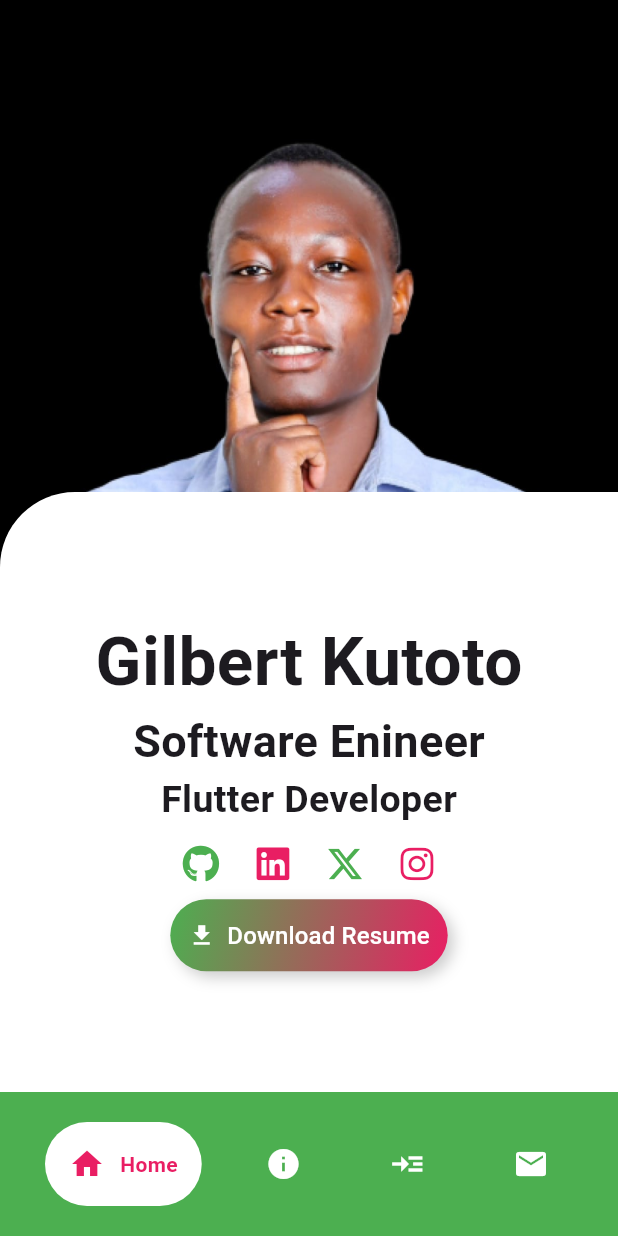
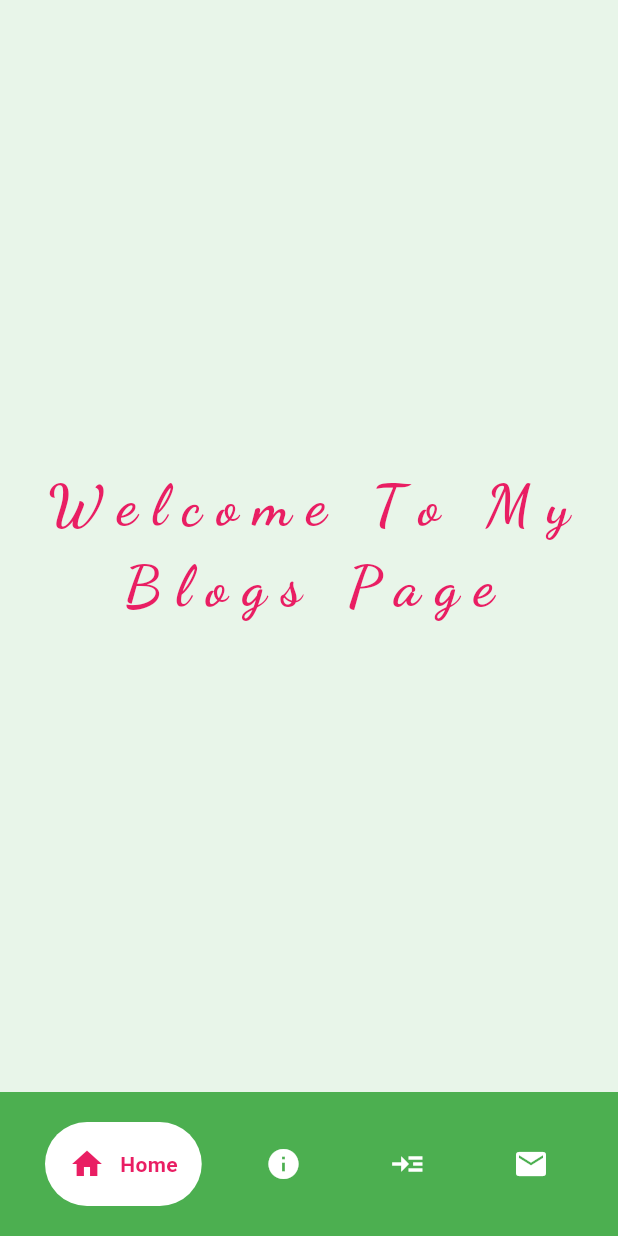
Before and after one commit to gilbert-ku/Flutter-Portfolio-App, a Flutter app: the BlogsPage screen opened by its route, on a phone screen of 412 x 824 dp. Run offline on Flutter 3.47's test engine with Material 3 defaults, Android fonts, the phone set to English and light mode, and no system bars; drawn by our look-alikes of google_nav_bar; our stand-ins replace dio, font_awesome_flutter, go_router, google_fonts, permission_handler; Roboto replaces fonts that are missing (Domine).

Commit message:
update blog page

```diff
--- a/lib/pages/blog_page.dart
+++ b/lib/pages/blog_page.dart
@@ -1,163 +1,30 @@
 import 'package:flutter/material.dart';
-import 'package:gku/widgets/resume_btn.dart';
 import 'package:google_fonts/google_fonts.dart';
-import 'package:font_awesome_flutter/font_awesome_flutter.dart';
-import 'package:url_launcher/url_launcher.dart';
 
 class BlogsPage extends StatelessWidget {
   const BlogsPage({super.key});
-
-  // function to handle urls
-  void _launchURL(Uri uri, bool inApp) async {
-    try {
-      if (await canLaunchUrl(uri)) {
-        if (inApp) {
-          await launchUrl(
-            uri,
-            mode: LaunchMode.inAppWebView,
-          );
-        } else {
-          await launchUrl(
-            uri,
-            mode: LaunchMode.externalApplication,
-          );
-        }
-      }
-    } catch (e) {
-      print(
-        e.toString(),
-      );
-    }
-  }
 
   @override
   Widget build(BuildContext context) {
     return Scaffold(
       backgroundColor: Colors.black,
-      body: SizedBox(
-        height: double.infinity,
-        width: double.infinity,
-        child: Stack(
-          children: [
-            Center(
-              child: Image.asset(
-                "assets/images/profile.jpeg",
-                // "assets/images/about_gilly.png",
+      body: Container(
+        color: Colors.green[50],
+        child: Center(
+          child: Padding(
+            padding: const EdgeInsets.all(28.0),
+            child: Text(
+              "W e l c o m e   T o   M y   B l o g s   P a g e",
+              textAlign: TextAlign.center,
+              style: GoogleFonts.dancingScript(
+                textStyle: TextStyle(
+                  fontSize: 38,
+                  fontWeight: FontWeight.bold,
+                  color: Colors.pink
+                ),
               ),
             ),
-            Positioned(
-              bottom: 0,
-              right: 0,
-              left: 0,
-              child: Container(
-                height: 400,
-                width: double.infinity,
-                decoration: BoxDecoration(
-                  color: Colors.white,
-                  // color: Colors.green[200],
-                  borderRadius: BorderRadius.only(topLeft: Radius.circular(50))
-                ),
-                child: Padding(
-                  padding: const EdgeInsets.all(14.0),
-                  child: Center(
-                    child: Column(
-                      crossAxisAlignment: CrossAxisAlignment.center,
-                      mainAxisAlignment: MainAxisAlignment.center,
-
-                      children: [
-                        Text(
-                          "Gilbert Kutoto",
-                          style: GoogleFonts.domine(
-                            textStyle: TextStyle(
-                              fontSize: 45,
-                              fontWeight: FontWeight.bold,
-                            ),
-                          ),
-                        ),
-                        Text(
-                          "Software Enineer",
-                          style: GoogleFonts.domine(
-                            textStyle: TextStyle(
-                              fontSize: 30,
-                              fontWeight: FontWeight.bold,
-                            ),
-                          ),
-                        ),
-                        Text(
-                          "Flutter Developer",
-                          style: GoogleFonts.domine(
-                            textStyle: TextStyle(
-                              fontSize: 25,
-                              fontWeight: FontWeight.bold,
-                            ),
-                          ),
-                        ),
-                        Row(
-                          mainAxisAlignment: MainAxisAlignment.center,
-                          children: [
-                            IconButton(
-                              onPressed: () => _launchURL(
-                                Uri.parse(
-                                  "https://github.com/gilbert-ku",
-                                ),
-                                false,
-                              ),
-                              icon: FaIcon(
-                                FontAwesomeIcons.github,
-                                size: 25,
-                                color: Colors.green,
-                              ),
-                            ),
-                            IconButton(
-                              onPressed: () => _launchURL(
-                                Uri.parse(
-                                  "https://www.linkedin.com/in/gilbert-kutoto/",
-                                ),
-                                false,
-                              ),
-                              icon: FaIcon(
-                                FontAwesomeIcons.linkedin,
-                                size: 25,
-                                color: Colors.pink,
-                              ),
-                            ),
-                            IconButton(
-                              onPressed: () => _launchURL(
-                                Uri.parse(
-                                  "https://x.com/gilbert45dope/",
-                                ),
-                                false,
-                              ),
-                              icon: FaIcon(
-                                FontAwesomeIcons.xTwitter,
-                                size: 25,
-                                color: Colors.green,
-                              ),
-                            ),
-                            IconButton(
-                              onPressed: () => _launchURL(
-                                Uri.parse(
-                                  "https://www.instagram.com/dadykool_2five4/",
-                                ),
-                                false,
-                              ),
-                              icon: FaIcon(
-                                FontAwesomeIcons.instagram,
-                                size: 25,
-                                color: Colors.pink,
-                              ),
-                            ),
-                          ],
-                        ),
-
-                        ResumeBtn()
-                      ],
-                    ),
-                  ),
-                ),
-              ),
-            )
-          ],
+          ),
         ),
       ),
     );
--- a/lib/widgets/landind_page.dart
+++ b/lib/widgets/landind_page.dart
@@ -53,7 +53,7 @@ class LandingPage extends StatelessWidget {
                 height: 400,
                 width: double.infinity,
                 decoration: BoxDecoration(
-                  color: Colors.white,
+                  color: Colors.green[50],
                   // color: Colors.green[200],
                   borderRadius: BorderRadius.only(topLeft: Radius.circular(50))
                 ),
```
